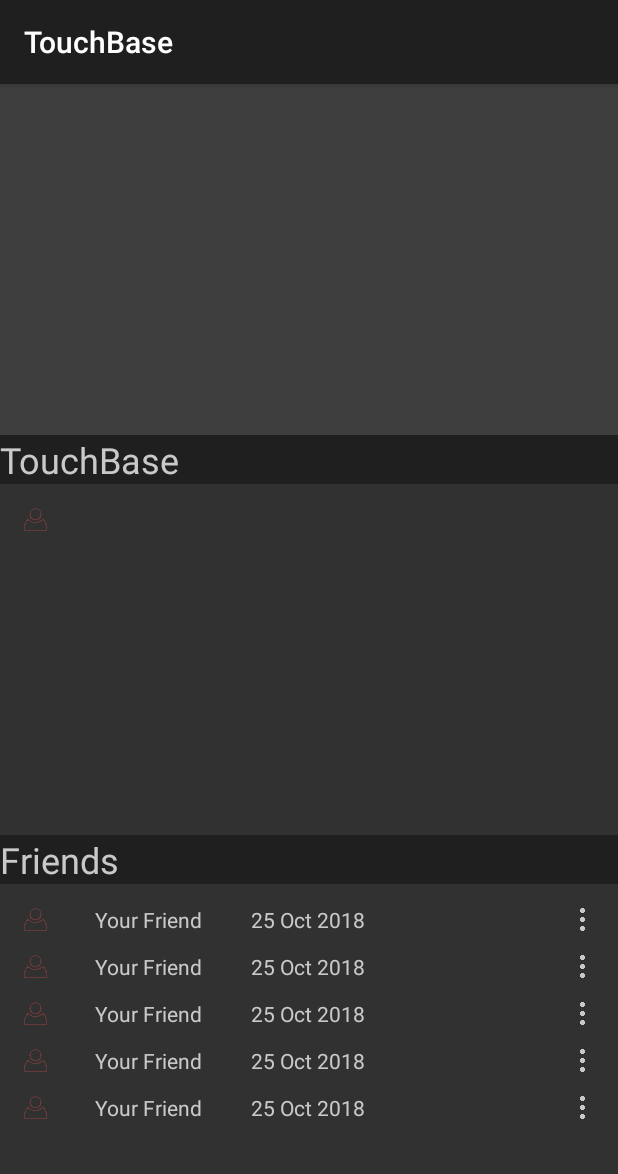
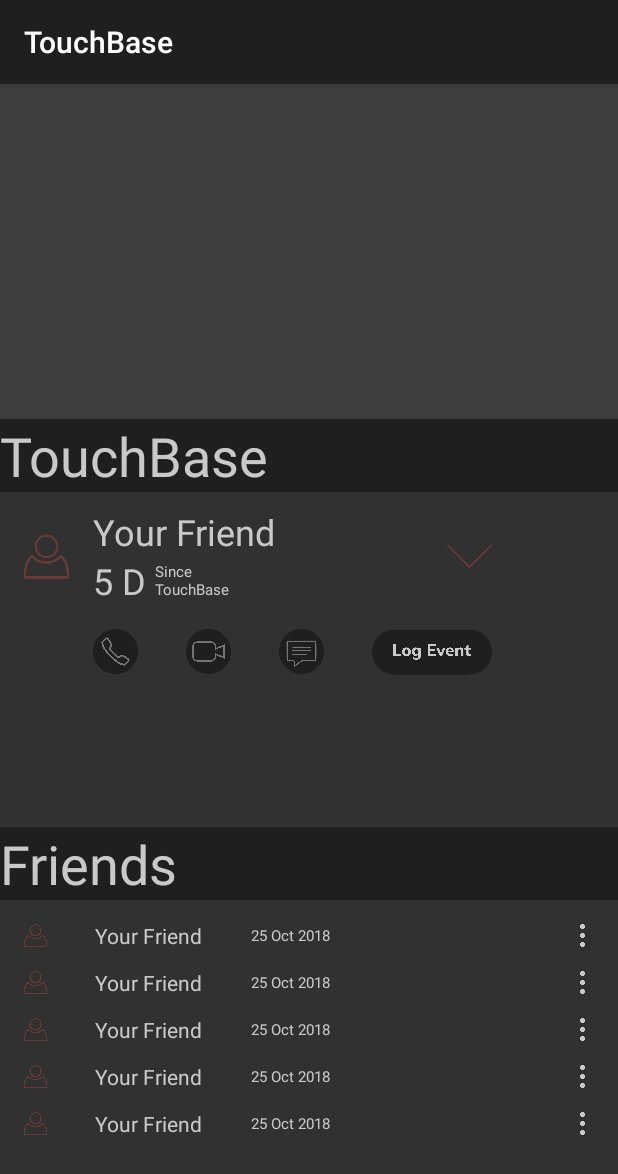
Before and after one commit to MaTTerCuBe/Fort, an Android app: the screen it shows after launch (MainActivity), on a phone screen of 412 x 824 dp. Shown: the top 1174 px of the screen. Run offline under Robolectric (Android 15) with nearby library versions, the phone set to English and light mode, and no system bars.

Commit message:
Finished TouchBase Layout for one friend

```diff
--- a/app/src/main/res/layout/fragment_friends.xml
+++ b/app/src/main/res/layout/fragment_friends.xml
@@ -18,8 +18,8 @@
         <!-- First Friend -->
         <ImageView
             android:id="@+id/user_icon_1"
-            android:layout_width="@dimen/person_icon_resize"
-            android:layout_height="@dimen/person_icon_resize"
+            android:layout_width="@dimen/resize_person_icon_small"
+            android:layout_height="@dimen/resize_person_icon_small"
             android:layout_marginStart="16dp"
             android:layout_marginTop="16dp"
             android:src="@drawable/person_icon"
@@ -43,6 +43,7 @@
             android:layout_width="wrap_content"
             android:layout_height="wrap_content"
             android:layout_marginStart="32dp"
+            android:textSize="@dimen/text_size_small"
             android:text="@string/default_last_touch"
             android:textColor="@color/white"
             app:layout_constraintBottom_toBottomOf="@id/user_name_1"
@@ -51,8 +52,8 @@
 
         <ImageView
             android:id="@+id/options_1"
-            android:layout_width="@dimen/options_icon_resize"
-            android:layout_height="@dimen/options_icon_resize"
+            android:layout_width="@dimen/resize_options_icon_small"
+            android:layout_height="@dimen/resize_options_icon_small"
             android:layout_marginEnd="16dp"
             app:layout_constraintBottom_toBottomOf="@id/last_touch_1"
             app:layout_constraintEnd_toEndOf="parent"
@@ -64,8 +65,8 @@
         <!-- Second Friend -->
         <ImageView
             android:id="@+id/user_icon_2"
-            android:layout_width="@dimen/person_icon_resize"
-            android:layout_height="@dimen/person_icon_resize"
+            android:layout_width="@dimen/resize_person_icon_small"
+            android:layout_height="@dimen/resize_person_icon_small"
             android:layout_marginStart="16dp"
             android:layout_marginTop="16dp"
             android:src="@drawable/person_icon"
@@ -89,6 +90,7 @@
             android:layout_width="wrap_content"
             android:layout_height="wrap_content"
             android:layout_marginStart="32dp"
+            android:textSize="@dimen/text_size_small"
             android:text="@string/default_last_touch"
             android:textColor="@color/white"
             app:layout_constraintBottom_toBottomOf="@id/user_name_2"
@@ -97,8 +99,8 @@
 
         <ImageView
             android:id="@+id/options_2"
-            android:layout_width="@dimen/options_icon_resize"
-            android:layout_height="@dimen/options_icon_resize"
+            android:layout_width="@dimen/resize_options_icon_small"
+            android:layout_height="@dimen/resize_options_icon_small"
             android:layout_marginEnd="16dp"
             app:layout_constraintBottom_toBottomOf="@id/last_touch_2"
             app:layout_constraintEnd_toEndOf="parent"
@@ -110,8 +112,8 @@
         <!-- Third Friend -->
         <ImageView
             android:id="@+id/user_icon_3"
-            android:layout_width="@dimen/person_icon_resize"
-            android:layout_height="@dimen/person_icon_resize"
+            android:layout_width="@dimen/resize_person_icon_small"
+            android:layout_height="@dimen/resize_person_icon_small"
             android:layout_marginStart="16dp"
             android:layout_marginTop="16dp"
             android:src="@drawable/person_icon"
@@ -135,6 +137,7 @@
             android:layout_width="wrap_content"
             android:layout_height="wrap_content"
             android:layout_marginStart="32dp"
+            android:textSize="@dimen/text_size_small"
             android:text="@string/default_last_touch"
             android:textColor="@color/white"
             app:layout_constraintBottom_toBottomOf="@id/user_name_3"
@@ -143,8 +146,8 @@
 
         <ImageView
             android:id="@+id/options_3"
-            android:layout_width="@dimen/options_icon_resize"
-            android:layout_height="@dimen/options_icon_resize"
+            android:layout_width="@dimen/resize_options_icon_small"
+            android:layout_height="@dimen/resize_options_icon_small"
             android:layout_marginEnd="16dp"
             app:layout_constraintBottom_toBottomOf="@id/last_touch_3"
             app:layout_constraintEnd_toEndOf="parent"
@@ -156,8 +159,8 @@
         <!-- Fourth Friend -->
         <ImageView
             android:id="@+id/user_icon_4"
-            android:layout_width="@dimen/person_icon_resize"
-            android:layout_height="@dimen/person_icon_resize"
+            android:layout_width="@dimen/resize_person_icon_small"
+            android:layout_height="@dimen/resize_person_icon_small"
             android:layout_marginStart="16dp"
             android:layout_marginTop="16dp"
             android:src="@drawable/person_icon"
@@ -181,6 +184,7 @@
             android:layout_width="wrap_content"
             android:layout_height="wrap_content"
             android:layout_marginStart="32dp"
+            android:textSize="@dimen/text_size_small"
             android:text="@string/default_last_touch"
             android:textColor="@color/white"
             app:layout_constraintBottom_toBottomOf="@id/user_name_4"
@@ -189,8 +193,8 @@
 
         <ImageView
             android:id="@+id/options_4"
-            android:layout_width="@dimen/options_icon_resize"
-            android:layout_height="@dimen/options_icon_resize"
+            android:layout_width="@dimen/resize_options_icon_small"
+            android:layout_height="@dimen/resize_options_icon_small"
             android:layout_marginEnd="16dp"
             app:layout_constraintBottom_toBottomOf="@id/last_touch_4"
             app:layout_constraintEnd_toEndOf="parent"
@@ -202,8 +206,8 @@
         <!-- Fifth Friend -->
         <ImageView
             android:id="@+id/user_icon_5"
-            android:layout_width="@dimen/person_icon_resize"
-            android:layout_height="@dimen/person_icon_resize"
+            android:layout_width="@dimen/resize_person_icon_small"
+            android:layout_height="@dimen/resize_person_icon_small"
             android:layout_marginStart="16dp"
             android:layout_marginTop="16dp"
             android:src="@drawable/person_icon"
@@ -227,6 +231,7 @@
             android:layout_width="wrap_content"
             android:layout_height="wrap_content"
             android:layout_marginStart="32dp"
+            android:textSize="@dimen/text_size_small"
             android:text="@string/default_last_touch"
             android:textColor="@color/white"
             app:layout_constraintBottom_toBottomOf="@id/user_name_5"
@@ -235,8 +240,8 @@
 
         <ImageView
             android:id="@+id/options_5"
-            android:layout_width="@dimen/options_icon_resize"
-            android:layout_height="@dimen/options_icon_resize"
+            android:layout_width="@dimen/resize_options_icon_small"
+            android:layout_height="@dimen/resize_options_icon_small"
             android:layout_marginEnd="16dp"
             app:layout_constraintBottom_toBottomOf="@id/last_touch_5"
             app:layout_constraintEnd_toEndOf="parent"
--- a/app/src/main/res/layout/fragment_touch.xml
+++ b/app/src/main/res/layout/fragment_touch.xml
@@ -16,14 +16,106 @@
 
         <ImageView
             android:id="@+id/user_icon_1"
-            android:layout_width="@dimen/person_icon_resize"
-            android:layout_height="@dimen/person_icon_resize"
-            android:layout_marginStart="@dimen/default_margin"
-            android:layout_marginTop="@dimen/default_margin"
+            android:layout_width="@dimen/resize_person_icon_medium"
+            android:layout_height="@dimen/resize_person_icon_medium"
+            android:layout_marginStart="@dimen/margin_default"
             android:src="@drawable/person_icon"
             app:layout_constraintStart_toStartOf="parent"
+            app:layout_constraintTop_toTopOf="@id/friend_name"
+            app:layout_constraintBottom_toBottomOf="@id/touch_counter"
+            tools:ignore="ContentDescription" />
+
+        <TextView
+            android:id="@+id/friend_name"
+            android:layout_width="wrap_content"
+            android:layout_height="wrap_content"
+            android:text="@string/default_user_name"
+            android:textColor="@color/white"
+            android:textSize="@dimen/text_size_big"
             app:layout_constraintTop_toTopOf="parent"
-            tools:ignore="ContentDescription" />
+            app:layout_constraintStart_toEndOf="@id/user_icon_1"
+            app:layout_constraintBottom_toTopOf="@id/touch_counter"
+            android:layout_marginStart="@dimen/margin_default"
+            android:layout_marginTop="@dimen/margin_small"/>
+
+        <TextView
+            android:id="@+id/touch_counter"
+            android:layout_width="wrap_content"
+            android:layout_height="wrap_content"
+            android:text="@string/default_touch_count"
+            android:textColor="@color/white"
+            android:textSize="@dimen/text_size_big"
+            app:layout_constraintTop_toBottomOf="@id/friend_name"
+            app:layout_constraintStart_toEndOf="@id/user_icon_1"
+            android:layout_marginStart="@dimen/margin_default" />
+
+        <TextView
+            android:id="@+id/touch_counter_unit"
+            android:layout_width="wrap_content"
+            android:layout_height="wrap_content"
+            android:text="@string/default_touch_count_unit"
+            android:textColor="@color/white"
+            android:textSize="@dimen/text_size_big"
+            app:layout_constraintTop_toTopOf="@id/touch_counter"
+            app:layout_constraintStart_toEndOf="@id/touch_counter"
+            android:layout_marginStart="@dimen/margin_even_smaller"/>
+
+        <TextView
+            android:id="@+id/label_since_touch"
+            android:layout_width="wrap_content"
+            android:layout_height="wrap_content"
+            android:text="@string/since_touch"
+            android:textColor="@color/white"
+            android:textSize="@dimen/text_size_small"
+            app:layout_constraintTop_toTopOf="@id/touch_counter_unit"
+            app:layout_constraintStart_toEndOf="@id/touch_counter_unit"
+            app:layout_constraintBottom_toBottomOf="@id/touch_counter_unit"
+            android:layout_marginStart="@dimen/margin_even_smaller"/>
+
+        <ImageView
+            android:id="@+id/call_icon"
+            android:layout_width="@dimen/resize_call_icon_medium"
+            android:layout_height="@dimen/resize_call_icon_medium"
+            app:srcCompat="@drawable/phone_icon"
+            app:layout_constraintTop_toBottomOf="@id/touch_counter"
+            app:layout_constraintStart_toStartOf="@id/touch_counter"
+            android:layout_marginTop="@dimen/margin_default"/>
+
+        <ImageView
+            android:id="@+id/video_call_icon"
+            android:layout_width="@dimen/resize_call_icon_medium"
+            android:layout_height="@dimen/resize_call_icon_medium"
+            app:srcCompat="@drawable/video_call_icon"
+            app:layout_constraintTop_toTopOf="@id/call_icon"
+            app:layout_constraintStart_toEndOf="@id/call_icon"
+            android:layout_marginStart="@dimen/margin_large"/>
+
+        <ImageView
+            android:id="@+id/text_icon"
+            android:layout_width="@dimen/resize_call_icon_medium"
+            android:layout_height="@dimen/resize_call_icon_medium"
+            app:srcCompat="@drawable/text_icon"
+            app:layout_constraintTop_toTopOf="@id/video_call_icon"
+            app:layout_constraintStart_toEndOf="@id/video_call_icon"
+            android:layout_marginStart="@dimen/margin_large"/>
+
+        <ImageView
+            android:id="@+id/log_event"
+            android:layout_width="@dimen/resize_log_event_icon_medium"
+            android:layout_height="@dimen/resize_log_event_icon_medium"
+            app:srcCompat="@drawable/log_event2"
+            app:layout_constraintTop_toTopOf="@id/text_icon"
+            app:layout_constraintStart_toEndOf="@id/text_icon"
+            app:layout_constraintBottom_toBottomOf="@id/text_icon"
+            android:layout_marginStart="@dimen/margin_large"/>
+
+        <ImageView
+            android:id="@+id/arrow_icon"
+            android:layout_width="@dimen/resize_person_icon_medium"
+            android:layout_height="@dimen/resize_person_icon_medium"
+            app:srcCompat="@drawable/arrow_icon"
+            app:layout_constraintEnd_toEndOf="@id/log_event"
+            app:layout_constraintTop_toTopOf="@id/user_icon_1"/>
 
     </androidx.constraintlayout.widget.ConstraintLayout>
 
--- a/app/src/main/res/values/dimensions.xml
+++ b/app/src/main/res/values/dimensions.xml
@@ -2,13 +2,23 @@
 <resources>
 
     <!-- For activity_main spacing -->
-    <dimen name="main_header">24sp</dimen>
     <dimen name="trispace">10dp</dimen>
 
-    <!-- Margins -->
-    <dimen name="default_margin">16dp</dimen>
+    <!-- Text Sizes & Margins -->
+    <dimen name="main_header">36sp</dimen>
+    <dimen name="text_size_big">24sp</dimen>
+    <dimen name="text_size_default">14sp</dimen>
+    <dimen name="text_size_small">10sp</dimen>
+
+    <dimen name="margin_default">16dp</dimen>
+    <dimen name="margin_large">32dp</dimen>
+    <dimen name="margin_small">10dp</dimen>
+    <dimen name="margin_even_smaller">6dp</dimen>
 
     <!-- Image resizing -->
-    <dimen name="person_icon_resize">15dp</dimen>
-    <dimen name="options_icon_resize">15dp</dimen>
+    <dimen name="resize_call_icon_medium">30dp</dimen>
+    <dimen name="resize_log_event_icon_medium">80dp</dimen>
+    <dimen name="resize_person_icon_medium">30dp</dimen>
+    <dimen name="resize_person_icon_small">15dp</dimen>
+    <dimen name="resize_options_icon_small">15dp</dimen>
 </resources>
--- a/app/src/main/res/values/strings.xml
+++ b/app/src/main/res/values/strings.xml
@@ -1,11 +1,17 @@
 <resources>
     <string name="app_name">TouchBase</string>
 
+    <!-- Titles and Labels -->
     <string name="touch_base_fragment_title">TouchBase</string>
     <string name="friends_fragment_title">Friends</string>
+    <string name="since_touch">Since\nTouchBase</string>
 
+    <!-- Default Entries -->
     <string name="default_user_name">Your Friend</string>
     <string name="default_last_touch">25 Oct 2018</string>
+    <string name="default_touch_count">5</string>
+    <string name="default_touch_count_unit">D</string>
+
     <string name="hello_blank_fragment">Hello blank fragment</string>
 
 </resources>
```
